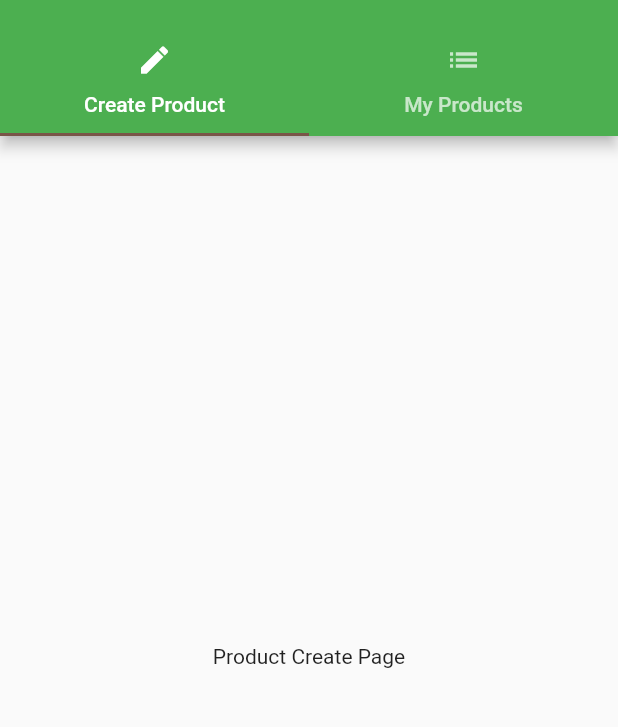
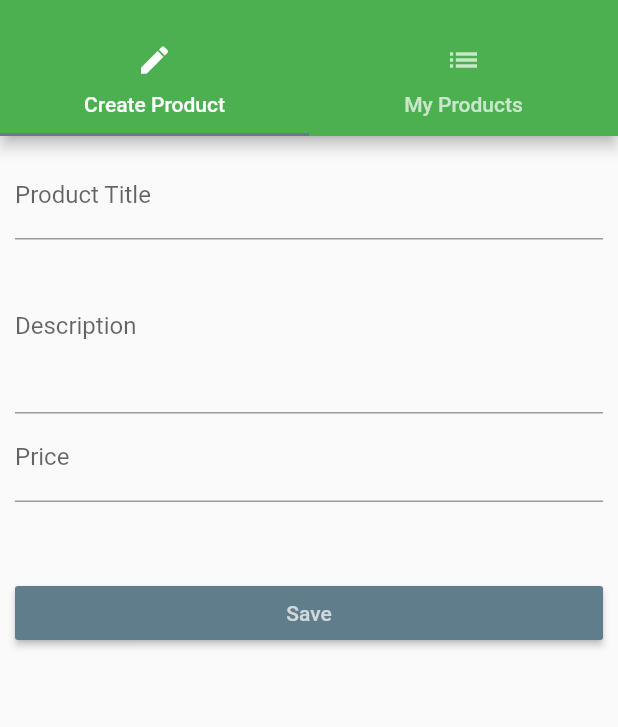
Before and after one commit to sronast/easylist, a Flutter app: the ProductAdminPage screen opened by its route, on a phone screen of 412 x 824 dp, the part 59-786 px from its top. Run offline on Flutter 3.47's test engine with Material 2 defaults, Android fonts, the phone set to English and light mode, and no system bars.

Commit message:
implemented user input hanedlng

```diff
--- a/lib/pages/product_create.dart
+++ b/lib/pages/product_create.dart
@@ -1,9 +1,74 @@
 import 'package:flutter/material.dart';
 
-class ProductCreatePage extends StatelessWidget {
+class ProductCreatePage extends StatefulWidget {
+  final Function _addProduct;
+  ProductCreatePage(this._addProduct);
+
+  @override
+  State<StatefulWidget> createState() {
+    return _ProductCreatePageState();
+  }
+}
+
+class _ProductCreatePageState extends State<ProductCreatePage> {
+  String _titleValue = '';
+  String _descriptionValue = '';
+  double _priceValue;
+
   Widget build(BuildContext context) {
-    return Center(
-      child: Text('Product Create Page'),
+    return Container(
+      margin: EdgeInsets.all(10.0),
+      child: ListView(
+        children: <Widget>[
+          TextField(
+            decoration: InputDecoration(
+              labelText: 'Product Title',
+            ),
+            onChanged: (String value) {
+              setState(() {
+                _titleValue = value;
+              });
+            },
+          ),
+          TextField(
+            decoration: InputDecoration(
+              labelText: 'Description',
+            ),
+            maxLines: 4,
+            onChanged: (String value) {
+              setState(() {
+                _descriptionValue = value;
+              });
+            },
+          ),
+          TextField(
+            decoration: InputDecoration(labelText: 'Price'),
+            keyboardType: TextInputType.numberWithOptions(decimal: true),
+            onChanged: (String value) {
+              setState(() {
+                _priceValue = double.parse(value);
+              });
+            },
+          ),
+          SizedBox(
+            height: 50.0,
+          ),
+          RaisedButton(
+              child: Text('Save'),
+              color: Theme.of(context).accentColor,
+              textColor: Colors.white70,
+              onPressed: () {
+                final Map<String, dynamic> product = {
+                  'title': _titleValue,
+                  'description': _descriptionValue,
+                  'price': _priceValue,
+                  'image': 'assets/fruits.png'
+                };
+                widget._addProduct(product);
+                Navigator.pushReplacementNamed(context, '/products');
+              })
+        ],
+      ),
     );
   }
 }
--- a/lib/pages/products_admin.dart
+++ b/lib/pages/products_admin.dart
@@ -3,6 +3,10 @@ import 'package:easylist/pages/product_list.dart';
 import 'package:flutter/material.dart';
 
 class ProductAdminPage extends StatelessWidget {
+  final Function _addProduct;
+  final Function _deleteProduct;
+  ProductAdminPage(this._addProduct, this._deleteProduct);
+
   Widget build(BuildContext context) {
     return DefaultTabController(
       length: 2,
@@ -40,7 +44,7 @@ class ProductAdminPage extends StatelessWidget {
         ),
         body: Center(
             child: TabBarView(
-          children: <Widget>[ProductCreatePage(), ProductListPage()],
+          children: <Widget>[ProductCreatePage(_addProduct), ProductListPage()],
         )),
       ),
     );
```
Also changed, not shown: lib/app.dart (+8 -7 lines), lib/pages/auth.dart (+33 -7 lines), lib/pages/product.dart (+5 -2 lines), lib/pages/products.dart (+4 -4 lines), lib/src/product_controller.dart (deleted, +0 -19 lines), lib/src/product_manager.dart (+2 -10 lines), lib/src/products.dart (+4 -6 lines).
